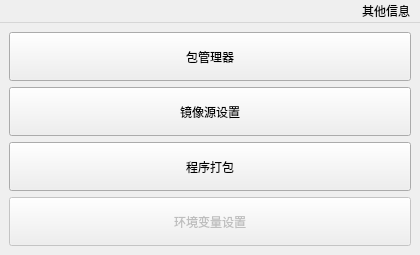
This is interface/MainInterface.ui in hrpzcf/AwesomePyKit as Qt 5 draws it before an edit. The edited form follows.
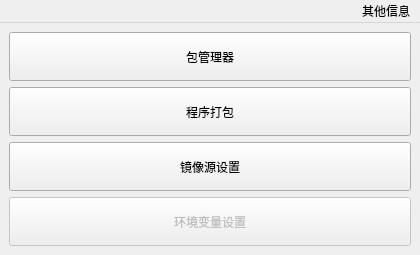
This is the edited form.

What changed in the file:
```diff
--- a/interface/MainInterface.ui
+++ b/interface/MainInterface.ui
@@ -50,22 +50,6 @@
         </property>
        </widget>
       </item>
-      <item>
-       <widget class="QPushButton" name="btn_setIndex">
-        <property name="sizePolicy">
-         <sizepolicy hsizetype="Minimum" vsizetype="Minimum">
-          <horstretch>0</horstretch>
-          <verstretch>0</verstretch>
-         </sizepolicy>
-        </property>
-        <property name="toolTip">
-         <string>设置 pip 全局镜像源地址。</string>
-        </property>
-        <property name="text">
-         <string>镜像源设置</string>
-        </property>
-       </widget>
-      </item>
       <item>
        <widget class="QPushButton" name="pb_pyi_tool">
         <property name="sizePolicy">
@@ -82,6 +66,22 @@
         </property>
        </widget>
       </item>
+      <item>
+       <widget class="QPushButton" name="btn_setIndex">
+        <property name="sizePolicy">
+         <sizepolicy hsizetype="Minimum" vsizetype="Minimum">
+          <horstretch>0</horstretch>
+          <verstretch>0</verstretch>
+         </sizepolicy>
+        </property>
+        <property name="toolTip">
+         <string>设置 pip 全局镜像源地址。</string>
+        </property>
+        <property name="text">
+         <string>镜像源设置</string>
+        </property>
+       </widget>
+      </item>
       <item>
        <widget class="QPushButton" name="btn_setPATH">
         <property name="enabled">
```
